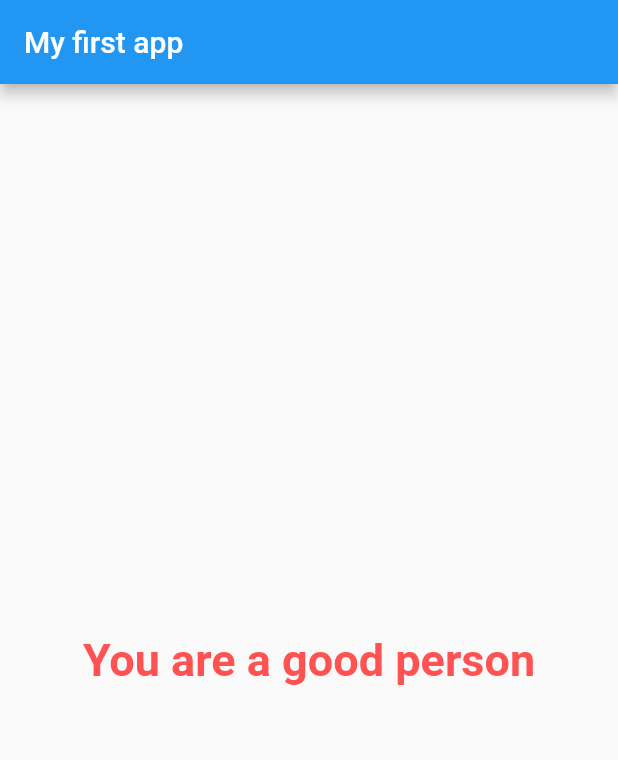
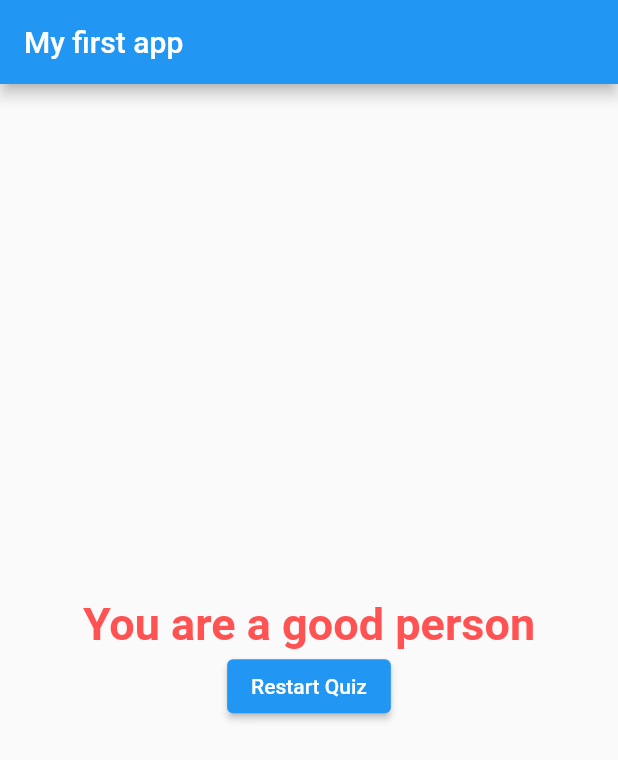
Before and after one commit to JoyKrishan/Flutter-Applications-2.0, a Flutter app: the screen it shows after launch, after a tap on "Red", after a tap on "Cat", after a tap on "Pasta", on a phone screen of 412 x 824 dp. Shown: the top 760 px of the screen. Run offline on Flutter 3.47's test engine with Material 2 defaults, Android fonts, the phone set to English and light mode, and no system bars.

Commit message:
restart quiz button added

```diff
--- a/quiz_app/lib/main.dart
+++ b/quiz_app/lib/main.dart
@@ -47,6 +47,13 @@ class _MyAppState extends State<MyApp> {
     });
   }
 
+  void _restartQuiz() {
+    setState(() {
+      _questionIndex = 0;
+      _totalScore = 0;
+    });
+  }
+
   @override
   Widget build(BuildContext context) {
     return MaterialApp(
@@ -58,7 +65,7 @@ class _MyAppState extends State<MyApp> {
                   questionIndex: _questionIndex,
                   questions: ques_ans,
                 )
-              : Result(_totalScore)),
+              : Result(_totalScore, _restartQuiz)),
     );
   }
 }
--- a/quiz_app/lib/result.dart
+++ b/quiz_app/lib/result.dart
@@ -2,8 +2,9 @@ import 'package:flutter/material.dart';
 
 class Result extends StatelessWidget {
   final int _totalScore;
+  final VoidCallback _restartQuiz;
 
-  Result(this._totalScore);
+  Result(this._totalScore, this._restartQuiz);
 
   String getResult(int totalScore) {
     if (totalScore < 10) {
@@ -20,7 +21,10 @@ class Result extends StatelessWidget {
   @override
   Widget build(BuildContext context) {
     return Container(
-      child: Center(
+      child: Column(
+        mainAxisAlignment: MainAxisAlignment.center,
+        children: [
+          Center(
             child: Text(
               getResult(_totalScore),
               style: TextStyle(
@@ -29,6 +33,9 @@ class Result extends StatelessWidget {
                   fontWeight: FontWeight.bold),
             ),
           ),
+          ElevatedButton(onPressed: _restartQuiz, child: Text("Restart Quiz"))
+        ],
+      ),
     );
   }
 }
```
Lines whose indentation alone changed are shown as unchanged.
